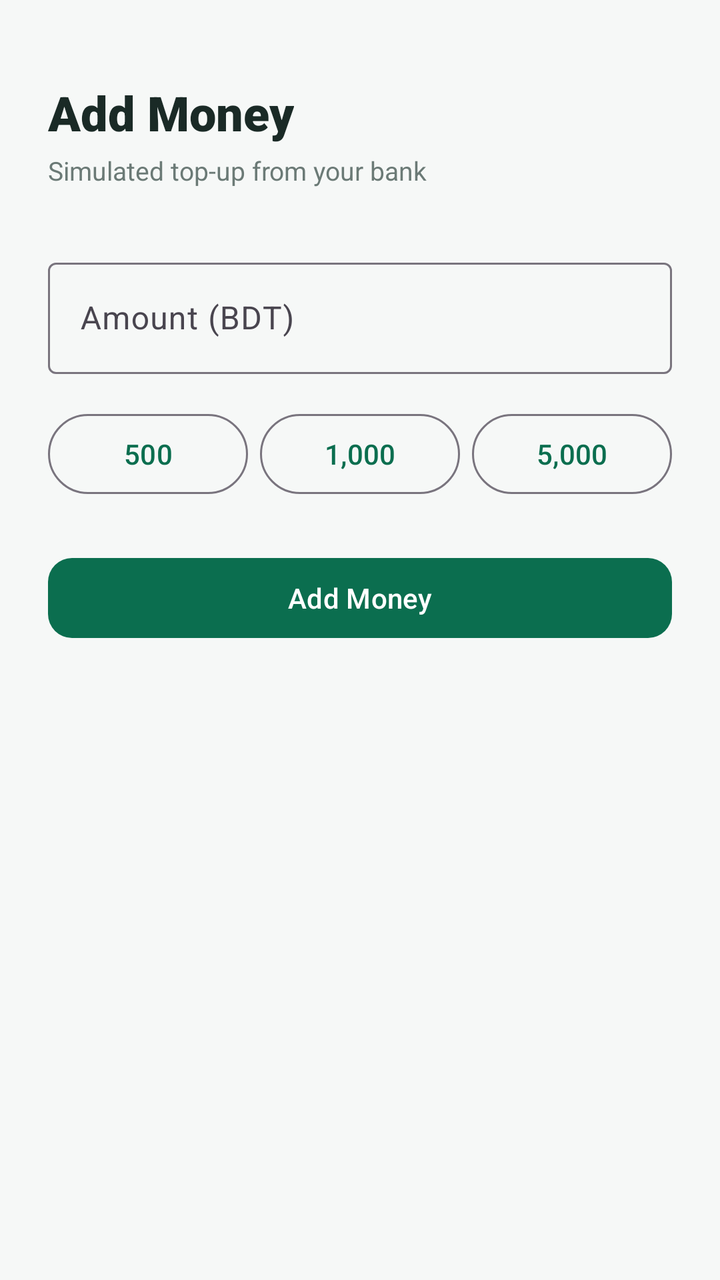
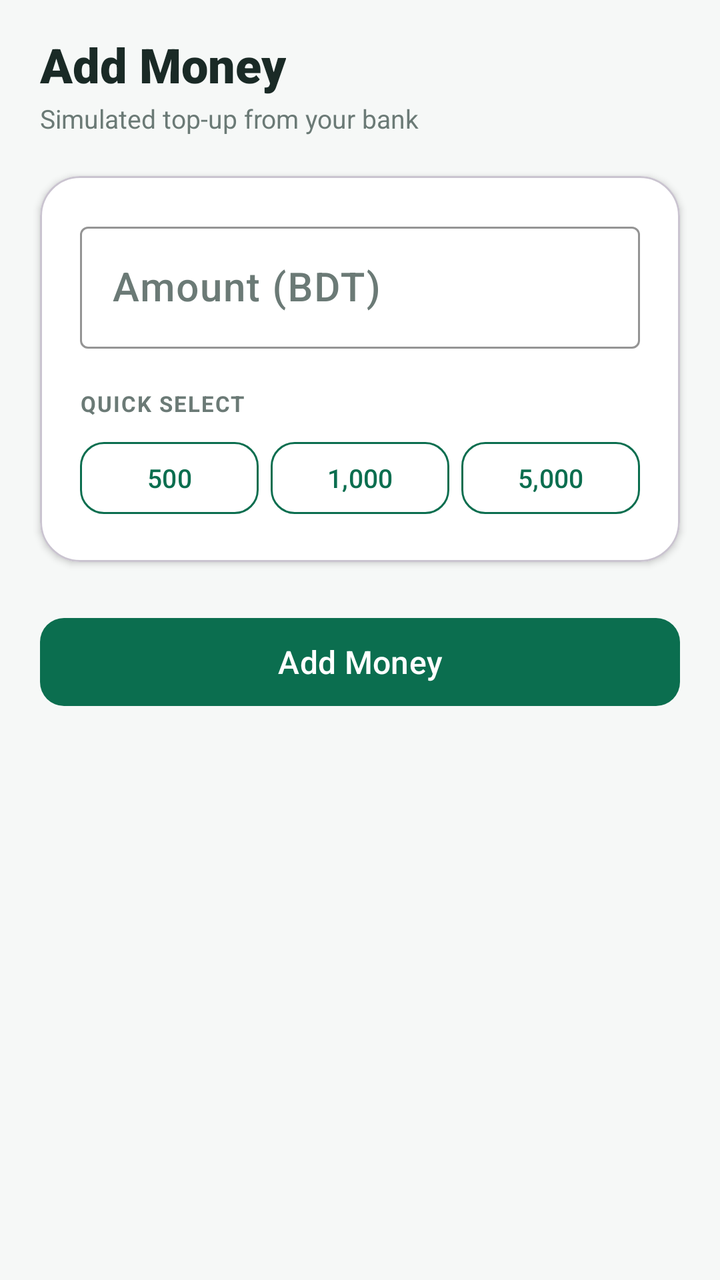

Compare the two renders of this Android layout. The source of the first and the diff that turns it into the second are given below.
<!-- AndroidManifest.xml: application theme Theme.QuickPay -->
<!-- res/layout/fragment_add_money.xml -->
<?xml version="1.0" encoding="utf-8"?>
<LinearLayout xmlns:android="http://schemas.android.com/apk/res/android"
    xmlns:app="http://schemas.android.com/apk/res-auto"
    android:layout_width="match_parent"
    android:layout_height="match_parent"
    android:background="@color/bg"
    android:orientation="vertical"
    android:padding="24dp">

    <TextView
        android:layout_width="wrap_content"
        android:layout_height="wrap_content"
        android:layout_marginTop="16dp"
        android:fontFamily="sans-serif-black"
        android:text="@string/add_money_title"
        android:textColor="@color/text_primary"
        android:textSize="24sp" />

    <TextView
        android:layout_width="wrap_content"
        android:layout_height="wrap_content"
        android:layout_marginTop="4dp"
        android:text="@string/add_money_subtitle"
        android:textColor="@color/text_secondary"
        android:textSize="13sp" />

    <com.google.android.material.textfield.TextInputLayout
        android:id="@+id/amountInputLayout"
        style="@style/Widget.Material3.TextInputLayout.OutlinedBox"
        android:layout_width="match_parent"
        android:layout_height="wrap_content"
        android:layout_marginTop="32dp"
        android:hint="@string/amount_label">

        <com.google.android.material.textfield.TextInputEditText
            android:id="@+id/amountInput"
            android:layout_width="match_parent"
            android:layout_height="wrap_content"
            android:inputType="numberDecimal"
            android:maxLines="1" />
    </com.google.android.material.textfield.TextInputLayout>

    <LinearLayout
        android:layout_width="match_parent"
        android:layout_height="wrap_content"
        android:layout_marginTop="16dp"
        android:orientation="horizontal">

        <com.google.android.material.button.MaterialButton
            android:id="@+id/quick500"
            style="@style/Widget.Material3.Button.OutlinedButton"
            android:layout_width="0dp"
            android:layout_height="wrap_content"
            android:layout_weight="1"
            android:layout_marginEnd="6dp"
            android:text="500"
            android:textAllCaps="false" />

        <com.google.android.material.button.MaterialButton
            android:id="@+id/quick1000"
            style="@style/Widget.Material3.Button.OutlinedButton"
            android:layout_width="0dp"
            android:layout_height="wrap_content"
            android:layout_weight="1"
            android:layout_marginEnd="6dp"
            android:text="1,000"
            android:textAllCaps="false" />

        <com.google.android.material.button.MaterialButton
            android:id="@+id/quick5000"
            style="@style/Widget.Material3.Button.OutlinedButton"
            android:layout_width="0dp"
            android:layout_height="wrap_content"
            android:layout_weight="1"
            android:text="5,000"
            android:textAllCaps="false" />
    </LinearLayout>

    <com.google.android.material.button.MaterialButton
        android:id="@+id/confirmButton"
        android:layout_width="match_parent"
        android:layout_height="wrap_content"
        android:layout_marginTop="24dp"
        android:text="@string/add_money_confirm"
        android:textAllCaps="false"
        app:cornerRadius="12dp" />

    <com.google.android.material.progressbar.CircularProgressIndicator
        android:id="@+id/progress"
        android:layout_width="wrap_content"
        android:layout_height="wrap_content"
        android:layout_gravity="center_horizontal"
        android:layout_marginTop="16dp"
        android:indeterminate="true"
        android:visibility="gone" />

</LinearLayout>
<!-- resources referenced by this layout -->
<resources>
  <color name="bg">#F6F8F7</color>
  <color name="text_primary">#1A2A26</color>
  <color name="text_secondary">#6B7A76</color>
  <string name="add_money_confirm">Add Money</string>
  <string name="add_money_subtitle">Simulated top-up from your bank</string>
  <string name="add_money_title">Add Money</string>
  <string name="amount_label">Amount (BDT)</string>
  <style name="Theme.QuickPay" parent="Base.Theme.QuickPay" />
  <style name="Base.Theme.QuickPay" parent="Theme.Material3.DayNight.NoActionBar">
          <item name="colorPrimary">@color/primary</item>
          <item name="colorOnPrimary">@color/white</item>
          <item name="colorPrimaryContainer">@color/primary_light</item>
          <item name="colorOnPrimaryContainer">@color/primary_dark</item>
          <item name="colorSecondary">@color/accent</item>
          <item name="android:colorBackground">@color/bg</item>
          <item name="colorSurface">@color/bg</item>
          <item name="colorOnSurface">@color/text_primary</item>
      </style>
  <color name="primary">#0B6E4F</color>
  <color name="white">#FFFFFFFF</color>
  <color name="primary_light">#E6F4EF</color>
  <color name="primary_dark">#084C37</color>
  <color name="accent">#F2B632</color>
</resources>

<!-- the commit's change to res/layout/fragment_add_money.xml (unified diff, before → after) -->
@@ -4,94 +4,140 @@
     android:layout_width="match_parent"
     android:layout_height="match_parent"
     android:background="@color/bg"
-    android:orientation="vertical"
-    android:padding="24dp">
-
-    <TextView
-        android:layout_width="wrap_content"
-        android:layout_height="wrap_content"
-        android:layout_marginTop="16dp"
-        android:fontFamily="sans-serif-black"
-        android:text="@string/add_money_title"
-        android:textColor="@color/text_primary"
-        android:textSize="24sp" />
-
-    <TextView
-        android:layout_width="wrap_content"
-        android:layout_height="wrap_content"
-        android:layout_marginTop="4dp"
-        android:text="@string/add_money_subtitle"
-        android:textColor="@color/text_secondary"
-        android:textSize="13sp" />
-
-    <com.google.android.material.textfield.TextInputLayout
-        android:id="@+id/amountInputLayout"
-        style="@style/Widget.Material3.TextInputLayout.OutlinedBox"
-        android:layout_width="match_parent"
-        android:layout_height="wrap_content"
-        android:layout_marginTop="32dp"
-        android:hint="@string/amount_label">
-
-        <com.google.android.material.textfield.TextInputEditText
-            android:id="@+id/amountInput"
-            android:layout_width="match_parent"
-            android:layout_height="wrap_content"
-            android:inputType="numberDecimal"
-            android:maxLines="1" />
-    </com.google.android.material.textfield.TextInputLayout>
+    android:orientation="vertical">
 
     <LinearLayout
         android:layout_width="match_parent"
         android:layout_height="wrap_content"
-        android:layout_marginTop="16dp"
-        android:orientation="horizontal">
+        android:orientation="vertical"
+        android:paddingStart="@dimen/screen_padding"
+        android:paddingTop="@dimen/spacing_lg"
+        android:paddingEnd="@dimen/screen_padding">
 
-        <com.google.android.material.button.MaterialButton
-            android:id="@+id/quick500"
-            style="@style/Widget.Material3.Button.OutlinedButton"
-            android:layout_width="0dp"
+        <TextView
+            android:layout_width="wrap_content"
             android:layout_height="wrap_content"
-            android:layout_weight="1"
-            android:layout_marginEnd="6dp"
-            android:text="500"
-            android:textAllCaps="false" />
+            android:fontFamily="sans-serif-black"
+            android:text="@string/add_money_title"
+            android:textColor="@color/text_primary"
+            android:textSize="24sp" />
 
-        <com.google.android.material.button.MaterialButton
-            android:id="@+id/quick1000"
-            style="@style/Widget.Material3.Button.OutlinedButton"
-            android:layout_width="0dp"
+        <TextView
+            android:layout_width="wrap_content"
             android:layout_height="wrap_content"
-            android:layout_weight="1"
-            android:layout_marginEnd="6dp"
-            android:text="1,000"
-            android:textAllCaps="false" />
+            android:layout_marginTop="2dp"
+            android:text="@string/add_money_subtitle"
+            android:textColor="@color/text_secondary"
+            android:textSize="13sp" />
+    </LinearLayout>
 
-        <com.google.android.material.button.MaterialButton
-            android:id="@+id/quick5000"
-            style="@style/Widget.Material3.Button.OutlinedButton"
-            android:layout_width="0dp"
+    <com.google.android.material.card.MaterialCardView
+        android:layout_width="match_parent"
+        android:layout_height="wrap_content"
+        android:layout_marginStart="@dimen/screen_padding"
+        android:layout_marginTop="@dimen/spacing_xl"
+        android:layout_marginEnd="@dimen/screen_padding"
+        app:cardBackgroundColor="@color/card_bg"
+        app:cardCornerRadius="@dimen/corner_xlarge"
+        app:cardElevation="@dimen/elevation_low">
+
+        <LinearLayout
+            android:layout_width="match_parent"
             android:layout_height="wrap_content"
-            android:layout_weight="1"
-            android:text="5,000"
-            android:textAllCaps="false" />
-    </LinearLayout>
+            android:orientation="vertical"
+            android:padding="@dimen/spacing_xl">
+
+            <com.google.android.material.textfield.TextInputLayout
+                android:id="@+id/amountInputLayout"
+                style="@style/QuickPay.TextInput"
+                android:layout_width="match_parent"
+                android:layout_height="wrap_content"
+                android:hint="@string/amount_label"
+                app:prefixText="৳">
+
+                <com.google.android.material.textfield.TextInputEditText
+                    android:id="@+id/amountInput"
+                    android:layout_width="match_parent"
+                    android:layout_height="wrap_content"
+                    android:fontFamily="sans-serif-medium"
+                    android:inputType="numberDecimal"
+                    android:maxLines="1"
+                    android:textSize="20sp" />
+            </com.google.android.material.textfield.TextInputLayout>
+
+            <TextView
+                android:layout_width="wrap_content"
+                android:layout_height="wrap_content"
+                android:layout_marginTop="@dimen/spacing_xl"
+                android:letterSpacing="0.06"
+                android:text="QUICK SELECT"
+                android:textAllCaps="true"
+                android:textColor="@color/text_secondary"
+                android:textSize="11sp"
+                android:textStyle="bold" />
+
+            <LinearLayout
+                android:layout_width="match_parent"
+                android:layout_height="wrap_content"
+                android:layout_marginTop="@dimen/spacing_sm"
+                android:orientation="horizontal">
+
+                <com.google.android.material.button.MaterialButton
+                    android:id="@+id/quick500"
+                    style="@style/QuickPay.Button.Outline"
+                    android:layout_width="0dp"
+                    android:layout_height="44dp"
+                    android:layout_marginEnd="6dp"
+                    android:layout_weight="1"
+                    android:insetLeft="0dp"
+                    android:insetRight="0dp"
+                    android:text="500"
+                    android:textSize="13sp" />
+
+                <com.google.android.material.button.MaterialButton
+                    android:id="@+id/quick1000"
+                    style="@style/QuickPay.Button.Outline"
+                    android:layout_width="0dp"
+                    android:layout_height="44dp"
+                    android:layout_marginEnd="6dp"
+                    android:layout_weight="1"
+                    android:insetLeft="0dp"
+                    android:insetRight="0dp"
+                    android:text="1,000"
+                    android:textSize="13sp" />
+
+                <com.google.android.material.button.MaterialButton
+                    android:id="@+id/quick5000"
+                    style="@style/QuickPay.Button.Outline"
+                    android:layout_width="0dp"
+                    android:layout_height="44dp"
+                    android:layout_weight="1"
+                    android:insetLeft="0dp"
+                    android:insetRight="0dp"
+                    android:text="5,000"
+                    android:textSize="13sp" />
+            </LinearLayout>
+        </LinearLayout>
+    </com.google.android.material.card.MaterialCardView>
 
     <com.google.android.material.button.MaterialButton
         android:id="@+id/confirmButton"
+        style="@style/QuickPay.Button.Primary"
         android:layout_width="match_parent"
         android:layout_height="wrap_content"
-        android:layout_marginTop="24dp"
-        android:text="@string/add_money_confirm"
-        android:textAllCaps="false"
-        app:cornerRadius="12dp" />
+        android:layout_marginStart="@dimen/screen_padding"
+        android:layout_marginTop="@dimen/spacing_xxl"
+        android:layout_marginEnd="@dimen/screen_padding"
+        android:text="@string/add_money_confirm" />
 
-    <com.google.android.material.progressbar.CircularProgressIndicator
+    <com.google.android.material.progressindicator.CircularProgressIndicator
         android:id="@+id/progress"
         android:layout_width="wrap_content"
         android:layout_height="wrap_content"
         android:layout_gravity="center_horizontal"
-        android:layout_marginTop="16dp"
+        android:layout_marginTop="@dimen/spacing_lg"
         android:indeterminate="true"
-        android:visibility="gone" />
+        android:visibility="gone"
+        app:indicatorColor="@color/primary" />
 
 </LinearLayout>
<!-- resource entries referenced after the edit -->
@@ -1,13 +1,49 @@
 <!-- resources referenced by this layout -->
 <resources>
   <color name="bg">#F6F8F7</color>
+  <color name="card_bg">#FFFFFFFF</color>
   <color name="text_primary">#1A2A26</color>
   <color name="text_secondary">#6B7A76</color>
+  <dimen name="corner_xlarge">20dp</dimen>
+  <dimen name="elevation_low">2dp</dimen>
+  <dimen name="screen_padding">20dp</dimen>
+  <dimen name="spacing_lg">16dp</dimen>
+  <dimen name="spacing_sm">8dp</dimen>
+  <dimen name="spacing_xl">20dp</dimen>
+  <dimen name="spacing_xxl">24dp</dimen>
   <string name="add_money_confirm">Add Money</string>
   <string name="add_money_subtitle">Simulated top-up from your bank</string>
   <string name="add_money_title">Add Money</string>
   <string name="amount_label">Amount (BDT)</string>
+  <style name="QuickPay.Button.Outline" parent="Widget.Material3.Button.OutlinedButton">
+          <item name="android:textColor">@color/primary</item>
+          <item name="strokeColor">@color/primary</item>
+          <item name="strokeWidth">1dp</item>
+          <item name="cornerRadius">@dimen/corner_medium</item>
+          <item name="android:minHeight">@dimen/button_height</item>
+          <item name="android:textAllCaps">false</item>
+      </style>
+  <style name="QuickPay.Button.Primary" parent="Widget.Material3.Button">
+          <item name="android:textColor">@color/white</item>
+          <item name="backgroundTint">@color/primary</item>
+          <item name="cornerRadius">@dimen/corner_medium</item>
+          <item name="android:minHeight">@dimen/button_height</item>
+          <item name="android:paddingStart">@dimen/spacing_xxl</item>
+          <item name="android:paddingEnd">@dimen/spacing_xxl</item>
+          <item name="android:fontFamily">sans-serif-medium</item>
+          <item name="android:textSize">16sp</item>
+          <item name="android:textAllCaps">false</item>
+      </style>
+  <style name="QuickPay.TextInput" parent="Widget.Material3.TextInputLayout.OutlinedBox">
+          <item name="boxStrokeColor">@color/primary</item>
+          <item name="boxStrokeErrorColor">@color/danger</item>
+          <item name="hintTextColor">@color/text_secondary</item>
+          <item name="cornerRadius">@dimen/corner_small</item>
+          <item name="android:textColorHint">@color/text_secondary</item>
+      </style>
   <style name="Theme.QuickPay" parent="Base.Theme.QuickPay" />
+  <dimen name="corner_medium">12dp</dimen>
+  <dimen name="button_height">52dp</dimen>
   <style name="Base.Theme.QuickPay" parent="Theme.Material3.DayNight.NoActionBar">
           <item name="colorPrimary">@color/primary</item>
           <item name="colorOnPrimary">@color/white</item>
@@ -17,9 +53,14 @@
           <item name="android:colorBackground">@color/bg</item>
           <item name="colorSurface">@color/bg</item>
           <item name="colorOnSurface">@color/text_primary</item>
+          <item name="android:statusBarColor">@color/primary_dark</item>
+          <item name="android:navigationBarColor">@color/white</item>
+          <item name="android:windowLightStatusBar">false</item>
       </style>
   <color name="primary">#0B6E4F</color>
   <color name="white">#FFFFFFFF</color>
+  <color name="danger">#C62828</color>
+  <dimen name="corner_small">8dp</dimen>
   <color name="primary_light">#E6F4EF</color>
   <color name="primary_dark">#084C37</color>
   <color name="accent">#F2B632</color>
